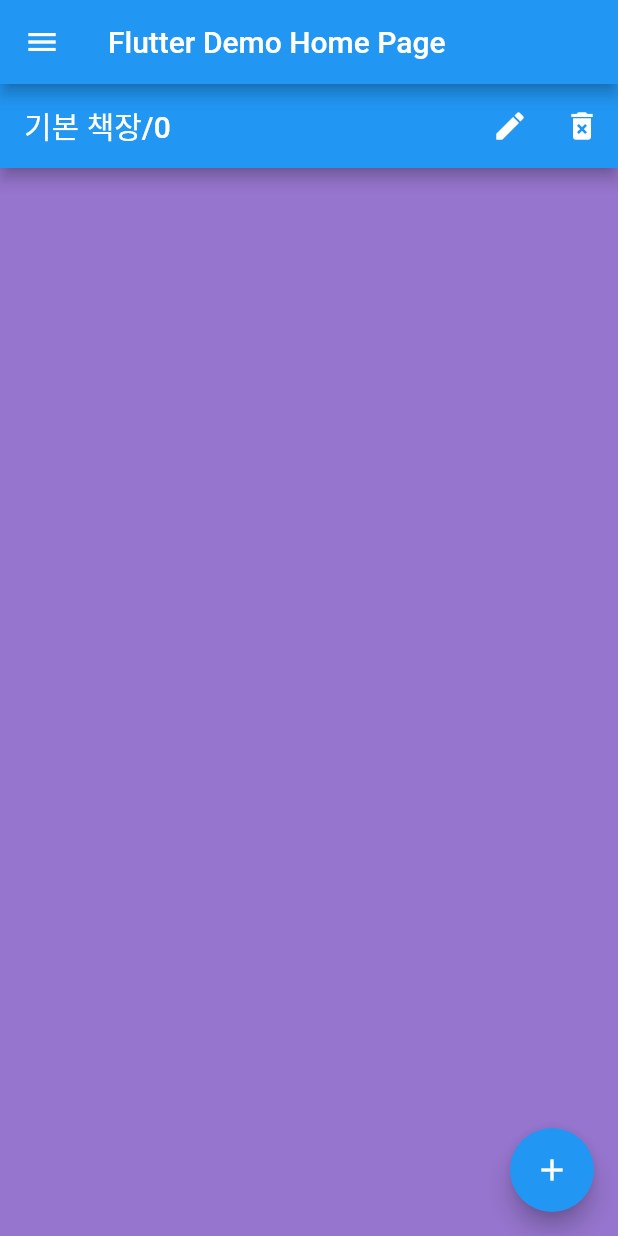
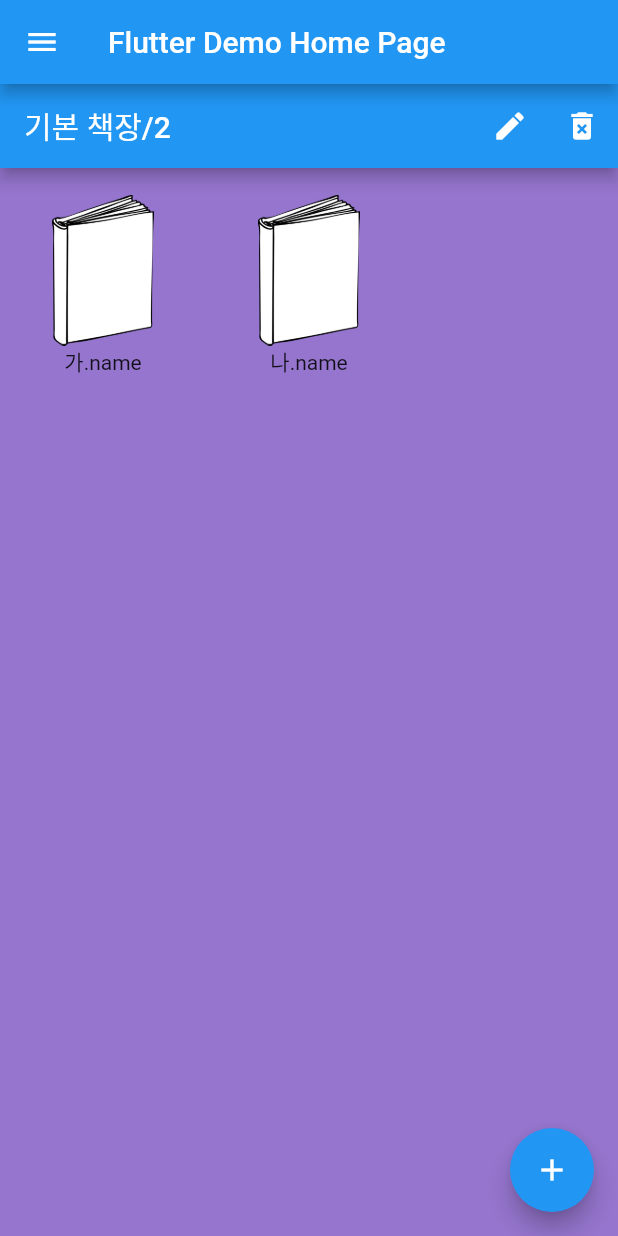
Before and after one commit to kangsudal/mybook-diary, a Flutter app: the screen it shows after launch, on a phone screen of 412 x 824 dp. Run offline on Flutter 3.47's test engine with Material 2 defaults, Android fonts, the phone set to English and light mode, and no system bars; our stand-ins replace table_calendar.

Commit message:
_bookCounter 를 int 변수에서 ListModel 객체로 바꿔주기 - initState부분만

```diff
--- /dev/null
+++ b/lib/list_model.dart
@@ -0,0 +1,26 @@
+import 'package:flutter/material.dart';
+
+class ListModel<E>{
+  final List<E> _items;
+
+  ListModel({@required Iterable<E> initItems})
+  : assert(initItems!=null),_items = List<E>.from(initItems ?? <E>[]);
+
+  void insert(int index, E element){
+    _items.insert(index, element);
+  }
+
+  E removeAt(int index){
+    final removedItem = _items.removeAt(index);
+    return removedItem;
+  }
+
+  int get length{
+    return _items.length;
+  }
+
+  E operator [](int index) => _items[index];
+
+  int indexOf(E element) => _items.indexOf(element);
+  // ListModel
+}
--- a/lib/page/book_item.dart
+++ b/lib/page/book_item.dart
@@ -2,10 +2,10 @@ import 'package:flutter/material.dart';
 
 class BookItem extends StatelessWidget {
 
-  final String bookName='book name';
-  // final int bookNum;
+  // final String bookName='book name';
+  final dynamic item;
 
-  // const BookItem({Key key, this.bookName, this.bookNum}) : super(key: key);
+  const BookItem({Key key, this.item}) : super(key: key);
 
 
   @override
@@ -18,7 +18,7 @@ class BookItem extends StatelessWidget {
             Column(
               children: <Widget>[
                 Flexible(child: image),
-                Text('$bookName')
+                Text('$item.name')
               ],
             )
 
--- a/lib/page/shelfdetailpage.dart
+++ b/lib/page/shelfdetailpage.dart
@@ -1,4 +1,5 @@
 import 'package:flutter/material.dart';
+import 'package:mybook_diary/list_model.dart';
 import 'package:mybook_diary/page/book_item.dart';
 // import 'package:kalendar/kalendar.dart';
 // import 'package:table_calendar/table_calendar.dart';
@@ -15,6 +16,7 @@ class ShelfDetailPage extends StatefulWidget {
 
 class _ShelfDetailPageState extends State<ShelfDetailPage> {
   int _bookCounter = 0;
+  ListModel<dynamic> _list;
 
   void _incrementCounter() {
     setState(() {
@@ -26,7 +28,8 @@ class _ShelfDetailPageState extends State<ShelfDetailPage> {
   @override
   void initState() {
     super.initState();
-    _bookCounter = widget.books;
+    _list = ListModel<dynamic>(initItems: <dynamic>["가","나"]);
+    _bookCounter = _list.length;
   }
 
   @override
@@ -83,6 +86,6 @@ class _ShelfDetailPageState extends State<ShelfDetailPage> {
   }
 
   Widget _buildItem(BuildContext context, int index) {
-    return BookItem();
+    return BookItem(item: _list[index],);
   }
 }
```
